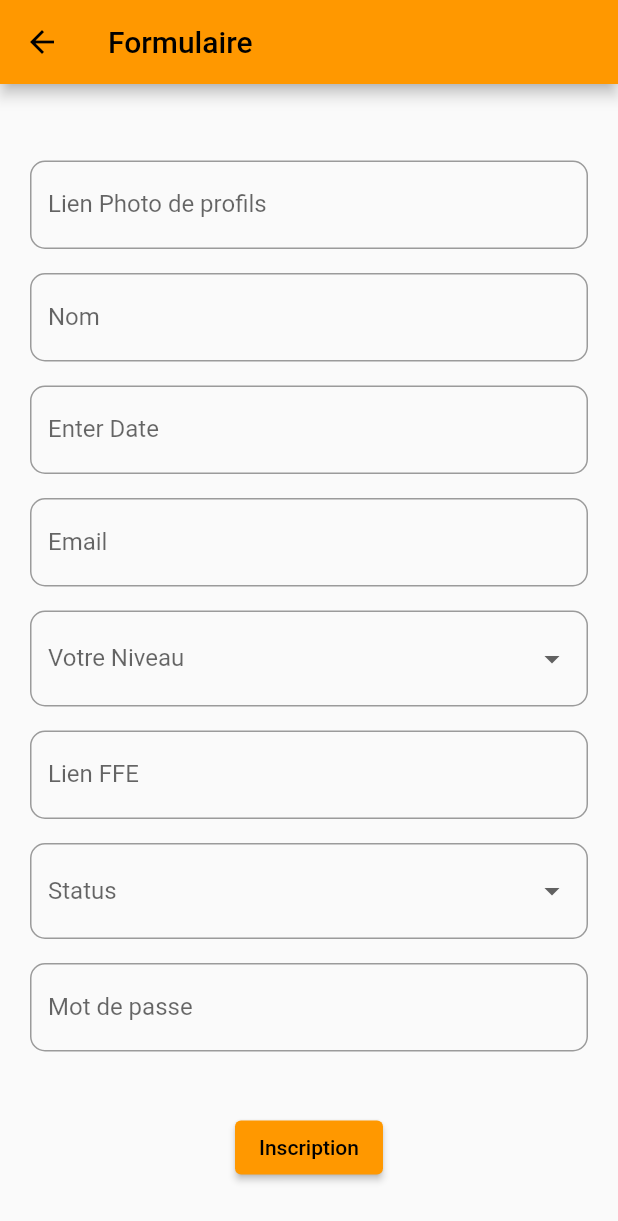
After one commit to Celiian/Chevalhalla, a Flutter app: the Register screen opened by its route, on a phone screen of 412 x 824 dp. The commit adds this screen. Shown: the top 1221 px of the screen. Run offline on Flutter 3.47's test engine with Material 2 defaults, Android fonts, the phone set to English and light mode, and no system bars; missing offline and left inert: mongo_dart.

Commit message:
Creation du formulaire d inscription

```diff
--- a/lib/main.dart
+++ b/lib/main.dart
@@ -1,6 +1,7 @@
 import 'package:flutter/material.dart';
 import 'mongodb.dart';
 import 'pages/home.dart';
+import 'pages/register.dart';
 
 Future<void> main() async {
   WidgetsFlutterBinding.ensureInitialized();
@@ -15,6 +16,7 @@ class MyApp extends StatelessWidget {
   Widget build(BuildContext context) {
     return MaterialApp(
       title: 'Home',
+      routes: {Register.tag: (context) => const Register()},
       theme: ThemeData(
         primarySwatch: Colors.orange,
       ),
--- /dev/null
+++ b/lib/pages/register.dart
@@ -0,0 +1,194 @@
+import 'package:flutter/material.dart';
+import 'package:intl/intl.dart';
+
+class Register extends StatefulWidget {
+  static const tag = 'register';
+  const Register({super.key});
+
+  @override
+  State<Register> createState() => _RegisterState();
+}
+
+class _RegisterState extends State<Register> {
+
+  final _formKey = GlobalKey<FormState>();
+  final _name = TextEditingController();
+  final _birthday = TextEditingController();
+  final _mail = TextEditingController();
+  final _level = TextEditingController();
+  final _linkFFE = TextEditingController();
+  final _profilePicture = TextEditingController();
+  final status = TextEditingController();
+  final _password = TextEditingController();
+
+  @override
+  Widget build(BuildContext context) {
+    return Scaffold(
+      appBar: AppBar(
+        title: const Text('Formulaire'),
+      ),
+      body:
+          Form(
+            key: _formKey,
+          child: Column(
+              mainAxisAlignment: MainAxisAlignment.center,
+          children: [
+            Padding(
+              padding: const EdgeInsets.only(top: 16.0, left: 20.0, right: 20.0),
+              child: TextFormField(
+                controller: _profilePicture,
+                decoration: const InputDecoration(
+                  hintText: 'https://image.png',
+                  label: Text("Lien Photo de profils"),
+                  border: OutlineInputBorder(
+                    borderRadius: BorderRadius.all(Radius.circular(10.0)),
+                  ),
+                ),
+
+              ),
+            ),Padding(
+              padding: const EdgeInsets.only(top: 16.0, left: 20.0, right: 20.0),
+              child: TextFormField(
+                controller: _name,
+                decoration: const InputDecoration(
+                  label: Text("Nom"),
+                  hintText: 'Nom Prénom',
+                  border: OutlineInputBorder(
+                    borderRadius: BorderRadius.all(Radius.circular(10.0)),
+                  ),
+                ),
+              ),
+            ),
+            Padding(
+              padding: const EdgeInsets.only(top: 16.0, left: 20.0, right: 20.0),
+              child: TextFormField(
+                controller: _birthday,
+                decoration: const InputDecoration(
+                    labelText: "Enter Date",
+                    hintText: "06-12-2000",
+                  border: OutlineInputBorder(
+                    borderRadius: BorderRadius.all(Radius.circular(10.0)),
+                  ),
+
+                ),
+                readOnly: true,  //set it true, so that user will not able to edit text
+                onTap: () async {
+                  DateTime? pickedDate = await showDatePicker(
+                      context: context, initialDate: DateTime.now(),
+                      firstDate: DateTime(2000), //DateTime.now() - not to allow to choose before today.
+                      lastDate: DateTime(2101)
+                  );
+
+                  if(pickedDate != null ){
+                    String formattedDate = DateFormat('dd-MM-yyyy').format(pickedDate);
+
+                    setState(() {
+                      _birthday.text = formattedDate;
+                    });
+                  }
+                },
+              )
+                ),
+            Padding(
+              padding: const EdgeInsets.only(top: 16.0, left: 20.0, right: 20.0),
+              child: TextFormField(
+                controller: _mail,
+                decoration: const InputDecoration(
+                  label: Text("Email"),
+                  hintText: 'prenom@gmail.com',
+                  border: OutlineInputBorder(
+                    borderRadius: BorderRadius.all(Radius.circular(10.0)),
+                  ),
+                ),
+              ),
+            ),
+            Padding(
+              padding: const EdgeInsets.only(top: 16.0, left: 20.0, right: 20.0),
+              child: DropdownButtonFormField(
+                decoration: const InputDecoration(
+                  label: Text("Votre Niveau"),
+                  border: OutlineInputBorder(
+                    borderRadius: BorderRadius.all(Radius.circular(10.0)),
+                  ),
+                ),
+                onChanged: (String? newValue) {
+                  setState(() {
+                    _level.text = newValue!;
+                  });
+                },
+                items: <String>['Amateur','Club1','Club2','Club3','Club4']
+                    .map<DropdownMenuItem<String>>((String value) {
+                  return DropdownMenuItem<String>(
+                    value: value,
+                    child: Text(value),
+                  );
+                }).toList(),
+              )
+            ),
+            Padding(
+              padding: const EdgeInsets.only(top: 16.0, left: 20.0, right: 20.0),
+              child: TextFormField(
+                controller: _linkFFE,
+                decoration: const InputDecoration(
+                  label: Text("Lien FFE"),
+                  hintText: 'https://www.ffe.com/#users',
+                  border: OutlineInputBorder(
+                    borderRadius: BorderRadius.all(Radius.circular(10.0)),
+                  ),
+                ),
+              ),
+            ),
+            Padding(
+             //create DropdownButton
+              padding: const EdgeInsets.only(top: 16.0, left: 20.0, right: 20.0),
+              child: DropdownButtonFormField(
+                decoration: const InputDecoration(
+                  label: Text("Status"),
+                  border: OutlineInputBorder(
+                    borderRadius: BorderRadius.all(Radius.circular(10.0)),
+                  ),
+                ),
+                onChanged: (String? newValue) {
+                  setState(() {
+                    status.text = newValue!;
+                  });
+                },
+                items: <String>['Cavalier', 'Gérant']
+                    .map<DropdownMenuItem<String>>((String value) {
+                  return DropdownMenuItem<String>(
+                    value: value,
+                    child: Text(value),
+                  );
+                }).toList(),
+              ),
+            ),
+            Padding(
+              padding: const EdgeInsets.only(top: 16.0, left: 20.0, right: 20.0),
+              child: TextFormField(
+                controller: _password,
+                decoration: const InputDecoration(
+                  label: Text("Mot de passe"),
+                  hintText: '********',
+                  border: OutlineInputBorder(
+                    borderRadius: BorderRadius.all(Radius.circular(10.0)),
+                  ),
+                ),
+              ),
+            ),
+            Padding(
+              padding: const EdgeInsets.only(top: 40.0),
+              child: ElevatedButton(
+                onPressed: () {
+                  if (_formKey.currentState!.validate()) {
+                    _formKey.currentState!.save();
+                  }
+                },
+                child: const Text('Inscription'),
+              ),
+            ),
+          ],
+        ),
+      ),
+    );
+  }
+}
--- a/pubspec.yaml
+++ b/pubspec.yaml
@@ -37,6 +37,7 @@ dependencies:
   # Use with the CupertinoIcons class for iOS style icons.
   cupertino_icons: ^1.0.2
   mongo_dart: 0.8.0
+  intl: ^0.17.0
 
 dev_dependencies:
   flutter_test:
```
Also changed, not shown: lib/classes/user.dart (added, +41 -0 lines), lib/mongodb.dart (+8 -1 lines), lib/pages/home.dart (+8 -9 lines), pubspec.lock, 9 other files.
